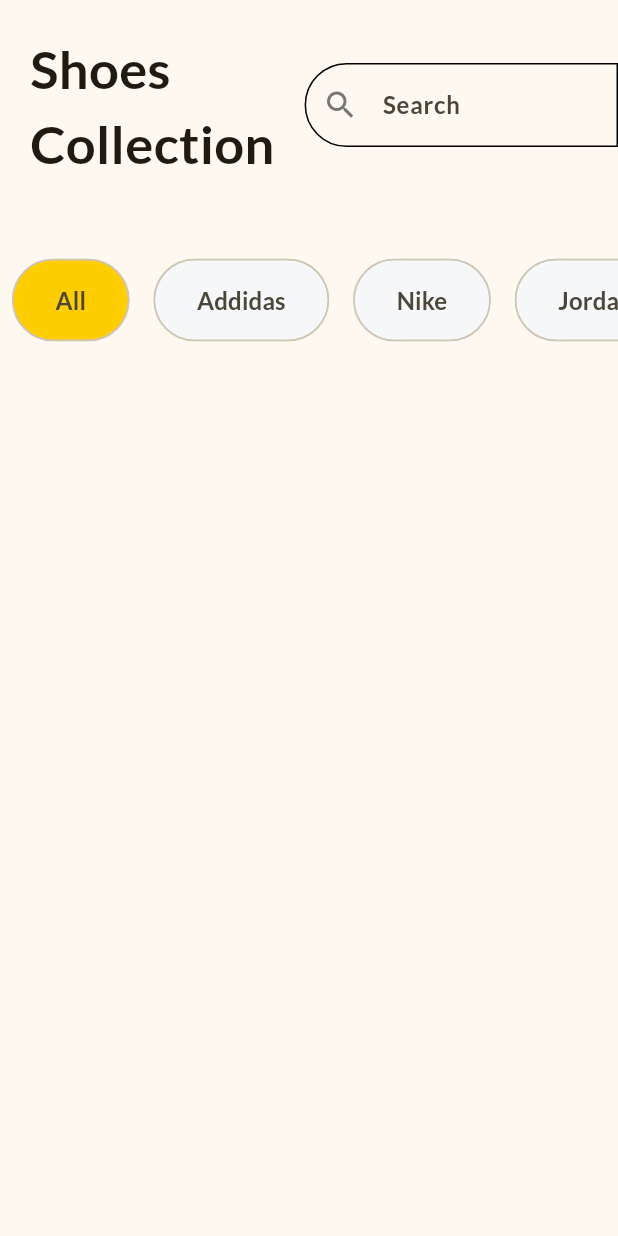
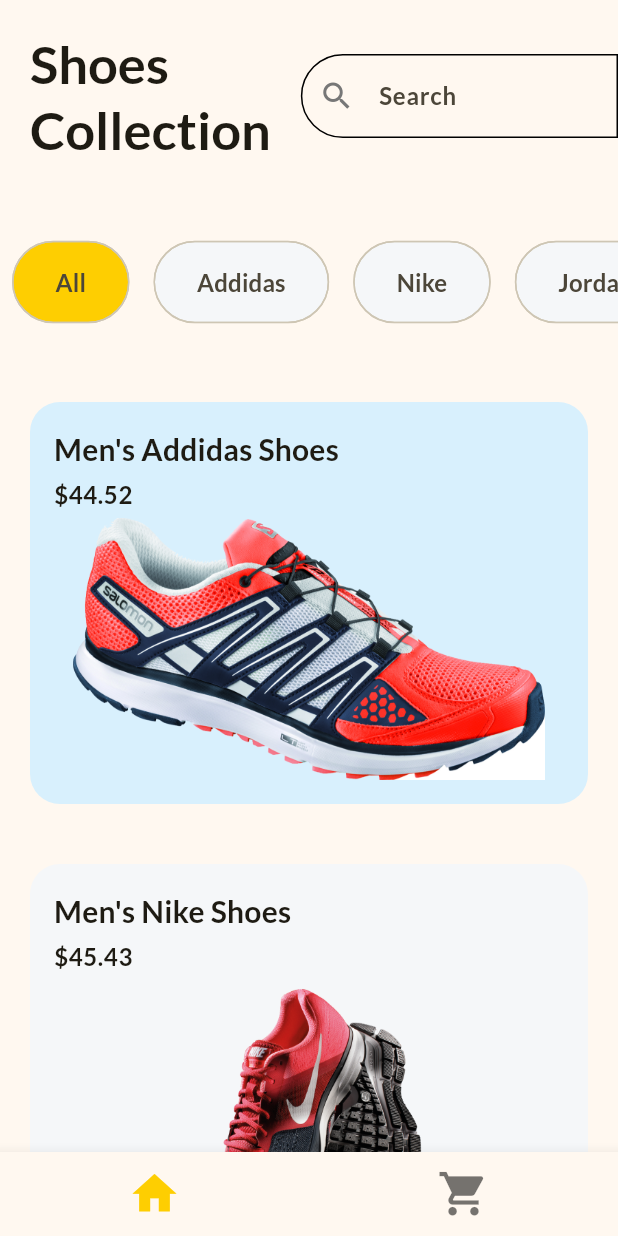
Before and after one commit to Shayan7Khan/Shop-App, a Flutter app: the screen it shows after launch, on a phone screen of 412 x 824 dp. Run offline on Flutter 3.47's test engine with Material 3 defaults, Android fonts, the phone set to English and light mode, and no system bars.

Commit message:
Commit from PC

```diff
--- /dev/null
+++ b/shop_app/lib/global_variables.dart
@@ -0,0 +1,48 @@
+//this contains the global variables in the file. The dummy data which is going to be the list of maps<string,dynamic>, it would contain a list of products and the products are going to be mentioned in the form of maps.
+
+final product = [
+  {
+    'id': '0',
+    'title': 'Men\'s Addidas Shoes',
+    'price': 44.52,
+    //sizes are in list because we would be displaying different sizes to the users.
+    'sizes': [8, 9, 10, 11],
+    'company': 'Addidas',
+    'imageUrl': 'assets/images/shoes_1.png'
+  },
+  {
+    'id': '1',
+    'title': 'Men\'s Nike Shoes',
+    'price': 45.43,
+    'sizes': [8, 9, 10, 11],
+    'company': 'Nike',
+    'imageUrl': 'assets/images/shoes_2.png'
+  },
+  {
+    'id': '2',
+    'title': 'Men\'s Jordan Shoes',
+    'price': 39.76,
+    'sizes': [8, 9, 10, 11],
+    'company': 'Jordan',
+    'imageUrl': 'assets/images/shoes_3.png'
+  },
+  {
+    'id': '3',
+    'title': 'Men\'s Puma Shoes',
+    'price': 34.99,
+    'sizes': [8, 9, 10, 11],
+    'company': 'Puma',
+    'imageUrl': 'assets/images/shoes_4.png'
+  }
+];
+
+final cart = [
+  {
+    'id': '2',
+    'title': 'Jordan Shoes',
+    'price': 39.76,
+    'size': 8,
+    'company': 'Jordan',
+    'imageUrl': 'assets/images/shoes_3.png'
+  }
+];
--- a/shop_app/lib/home_page.dart
+++ b/shop_app/lib/home_page.dart
@@ -1,4 +1,6 @@
 import 'package:flutter/material.dart';
+import 'package:shop_app/cart_page.dart';
+import 'package:shop_app/product_list.dart';
 
 class HomePage extends StatefulWidget {
   const HomePage({super.key});
@@ -8,100 +10,38 @@ class HomePage extends StatefulWidget {
 }
 
 class _HomePageState extends State<HomePage> {
-  final List<String> filters = const ['All', 'Addidas', 'Nike', 'Jordan'];
-  //using this because we are assingning the value late to selectedFilter
-  late String selectedFilter;
+  //to keep the track of screen we are on
+  int currentPage = 0;
 
-  @override
-  void initState() {
-    super.initState();
-    selectedFilter = filters[0];
-  }
+  List<Widget> pages = [ProductList(), CartPage()];
 
   @override
   Widget build(BuildContext context) {
-    const border = OutlineInputBorder(
-      borderSide: BorderSide(
-          // color: Color.fromRGBO(255, 255, 255, 1),
-          ),
-      borderRadius: BorderRadius.horizontal(
-        left: Radius.circular(
-          50,
-        ),
-      ),
-    );
-
     return Scaffold(
-      body: SafeArea(
-        child: Column(
-          children: [
-            Row(
-              children: [
-                Padding(
-                  padding: const EdgeInsets.all(20.0),
-                  child: Text(
-                    'Shoes\nCollection',
-                    style: TextStyle(
-                      fontWeight: FontWeight.bold,
-                      fontSize: 35,
-                    ),
-                  ),
-                ),
-                Expanded(
-                  child: TextField(
-                    decoration: InputDecoration(
-                      hintText: 'Search',
-                      prefixIcon: Icon(Icons.search),
-                      border: border,
-                      enabledBorder: border,
-                      focusedBorder: border,
-                    ),
-                  ),
-                ),
-              ],
+      //indexedStack keeps the track of the screen meaning that if we scroll down and go to cart and come back to the screen again it wont go up instead it would be where we left it.
+      // index keeps the count of current page and children wants a list of widgets which pages is actually. so if index is 0 pages would load the produclist screen if its 1 it will load the cartpage.
+      body: IndexedStack(index: currentPage, children: pages),
+      bottomNavigationBar: BottomNavigationBar(
+          iconSize: 35,
+          //label takes the space in the bottom bar even if we didnt add text there so to eliminate that space we used selectedfontsize and unselected font size to 0.
+          selectedFontSize: 0,
+          unselectedFontSize: 0,
+          onTap: (value) {
+            setState(() {
+              currentPage = value;
+            });
+          },
+          currentIndex: currentPage,
+          items: [
+            BottomNavigationBarItem(
+              icon: Icon(Icons.home),
+              label: '',
             ),
-            SizedBox(
-              height: 120,
-              child: ListView.builder(
-                //giving the count of all the elements inside of the filters.
-                itemCount: filters.length,
-                scrollDirection: Axis.horizontal,
-                itemBuilder: (context, index) {
-                  //stating here that in the filters list take every item on every index and store it in the filter
-                  final filter = filters[index];
-                  //in the chip widget we will be displaying each item stored in the list.
-                  return Padding(
-                    padding: const EdgeInsets.symmetric(horizontal: 8.0),
-                    child: GestureDetector(
-                      onTap: () {
-                        //inorder to show the selected filter as soon as we tap on the filter we have to wrap it up in setstate so that the build function is called again and we should be able to see our changes.
-                        setState(() {
-                          selectedFilter = filter;
-                        });
-                      },
-                      child: Chip(
-                        shape: RoundedRectangleBorder(
-                          borderRadius: BorderRadius.circular(30),
-                        ),
-                        backgroundColor: selectedFilter == filter
-                            ? Theme.of(context).colorScheme.primary
-                            : Color.fromRGBO(245, 247, 249, 1),
-                        label: Text(filter),
-                        labelStyle: TextStyle(
-                          fontSize: 16,
-                          fontWeight: FontWeight.bold,
-                        ),
-                        padding:
-                            EdgeInsets.symmetric(horizontal: 20, vertical: 15),
-                      ),
-                    ),
-                  );
-                },
-              ),
-            )
-          ],
-        ),
-      ),
+            BottomNavigationBarItem(
+              icon: Icon(Icons.shopping_cart),
+              label: '',
+            ),
+          ]),
     );
   }
 }
--- a/shop_app/lib/main.dart
+++ b/shop_app/lib/main.dart
@@ -15,14 +15,33 @@ class MyApp extends StatelessWidget {
       theme: ThemeData(
         fontFamily: 'Lato',
         colorScheme: ColorScheme.fromSeed(
-            seedColor: const Color.fromRGBO(254, 206, 1, 1),
-            primary: const Color.fromRGBO(254, 206, 1, 1)),
+          seedColor: const Color.fromRGBO(254, 206, 1, 1),
+          primary: const Color.fromRGBO(254, 206, 1, 1),
+        ),
+        appBarTheme: AppBarTheme(
+            titleTextStyle: TextStyle(fontSize: 20, color: Colors.black)),
         inputDecorationTheme: InputDecorationTheme(
-            hintStyle: TextStyle(
-              fontWeight: FontWeight.bold,
-              fontSize: 16,
-            ),
-            prefixIconColor: Color.fromRGBO(119, 119, 119, 1)),
+          hintStyle: TextStyle(
+            fontWeight: FontWeight.bold,
+            fontSize: 16,
+          ),
+          prefixIconColor: Color.fromRGBO(119, 119, 119, 1),
+        ),
+        textTheme: TextTheme(
+          titleLarge: TextStyle(
+            fontWeight: FontWeight.bold,
+            fontSize: 35,
+          ),
+          titleMedium: TextStyle(
+            fontWeight: FontWeight.bold,
+            fontSize: 20,
+          ),
+          bodySmall: TextStyle(
+            fontWeight: FontWeight.bold,
+            fontSize: 16,
+          ),
+        ),
+        useMaterial3: true,
       ),
       title: 'Shopping App',
       home: HomePage(),
--- /dev/null
+++ b/shop_app/lib/product_card.dart
@@ -0,0 +1,53 @@
+//inorder to desing the product card we will desing it here in a separate feel to keep the code clean
+
+import 'package:flutter/material.dart';
+
+class ProductCard extends StatelessWidget {
+  final String title;
+  final double price;
+  final String image;
+  final Color backgroundColor;
+  const ProductCard(
+      {super.key,
+      required this.title,
+      required this.price,
+      required this.image,
+      required this.backgroundColor});
+
+  @override
+  Widget build(BuildContext context) {
+    return Container(
+      margin: EdgeInsets.all(20),
+      padding: const EdgeInsets.all(16.0),
+      //we used decoration so that we can use the border property to make our product look good.
+      //also we passed in the color from container to decoration because it was giving us the error, because container with color and box decoration cannot be together, so we shifted the color in box decoration.
+      decoration: BoxDecoration(
+        color: backgroundColor,
+        borderRadius: BorderRadius.circular(20),
+      ),
+
+      child: Column(
+        crossAxisAlignment: CrossAxisAlignment.start,
+        children: [
+          Text(
+            title,
+            style: Theme.of(context).textTheme.titleMedium,
+          ),
+          const SizedBox(
+            height: 5,
+          ),
+          Text('\$$price', style: Theme.of(context).textTheme.bodySmall),
+          const SizedBox(
+            height: 5,
+          ),
+          Center(
+            child: Image.asset(
+              image,
+              height: 175,
+            ),
+          )
+        ],
+      ),
+    );
+  }
+}
--- /dev/null
+++ b/shop_app/lib/product_list.dart
@@ -0,0 +1,138 @@
+import 'package:flutter/material.dart';
+import 'package:shop_app/global_variables.dart';
+import 'package:shop_app/product_card.dart';
+import 'package:shop_app/product_details.dart';
+
+class ProductList extends StatefulWidget {
+  const ProductList({super.key});
+
+  @override
+  State<ProductList> createState() => _ProductListState();
+}
+
+class _ProductListState extends State<ProductList> {
+  final List<String> filters = const [
+    'All',
+    'Addidas',
+    'Nike',
+    'Jordan',
+    'Puma'
+  ];
+  //using this because we are assingning the value late to selectedFilter
+  late String selectedFilter;
+
+  @override
+  void initState() {
+    super.initState();
+    selectedFilter = filters[0];
+  }
+
+  @override
+  Widget build(BuildContext context) {
+    const border = OutlineInputBorder(
+      borderSide: BorderSide(
+          // color: Color.fromRGBO(255, 255, 255, 1),
+          ),
+      borderRadius: BorderRadius.horizontal(
+        left: Radius.circular(
+          50,
+        ),
+      ),
+    );
+
+    return SafeArea(
+      child: Column(
+        children: [
+          Row(
+            children: [
+              Padding(
+                padding: const EdgeInsets.all(20.0),
+                child: Text('Shoes\nCollection',
+                    style: Theme.of(context).textTheme.titleLarge),
+              ),
+              Expanded(
+                child: TextField(
+                  decoration: InputDecoration(
+                    hintText: 'Search',
+                    prefixIcon: Icon(Icons.search),
+                    border: border,
+                    enabledBorder: border,
+                    focusedBorder: border,
+                  ),
+                ),
+              ),
+            ],
+          ),
+          SizedBox(
+            height: 120,
+            child: ListView.builder(
+              //giving the count of all the elements inside of the filters.
+              itemCount: filters.length,
+              scrollDirection: Axis.horizontal,
+              itemBuilder: (context, index) {
+                //stating here that in the filters list take every item on every index and store it in the filter
+                final filter = filters[index];
+                //in the chip widget we will be displaying each item stored in the list.
+                return Padding(
+                  padding: const EdgeInsets.symmetric(horizontal: 8.0),
+                  child: GestureDetector(
+                    onTap: () {
+                      //inorder to show the selected filter as soon as we tap on the filter we have to wrap it up in setstate so that the build function is called again and we should be able to see our changes.
+                      setState(() {
+                        selectedFilter = filter;
+                      });
+                    },
+                    child: Chip(
+                      shape: RoundedRectangleBorder(
+                        borderRadius: BorderRadius.circular(30),
+                      ),
+                      backgroundColor: selectedFilter == filter
+                          ? Theme.of(context).colorScheme.primary
+                          : Color.fromRGBO(245, 247, 249, 1),
+                      label: Text(filter),
+                      labelStyle: TextStyle(
+                        fontSize: 16,
+                        fontWeight: FontWeight.bold,
+                      ),
+                      padding:
+                          EdgeInsets.symmetric(horizontal: 20, vertical: 15),
+                    ),
+                  ),
+                );
+              },
+            ),
+          ),
+          Expanded(
+            child: ListView.builder(
+              itemCount: product.length,
+              itemBuilder: (context, index) {
+                //to get the product at each particular index
+                final products = product[index];
+
+                return GestureDetector(
+                  onTap: () {
+                    Navigator.of(context)
+                        .push(MaterialPageRoute(builder: (context) {
+                      return ProductDetails(product: products);
+                    }));
+                  },
+                  child: ProductCard(
+                    //we used as String overhere because in global variables its defined as String,object so it thinks its a object not a particular value so we need to tell it that we are sure its a string
+                    title: products['title'] as String,
+                    price: products['price'] as double,
+                    image: products['imageUrl'] as String,
+
+                    //we did this in order to make our app look attractive so what we did is that we told the flutter that if the product is being showcased on even index so make the color of that particular container light blueish else make it white.
+                    backgroundColor: index.isEven
+                        ? const Color.fromRGBO(216, 240, 253, 1)
+                        : const Color.fromRGBO(245, 247, 249, 1),
+                  ),
+                );
+              },
+            ),
+          )
+        ],
+      ),
+    );
+  }
+}
```
Also changed, not shown: shop_app/lib/cart_page.dart (added, +14 -0 lines), shop_app/lib/product_details.dart (added, +106 -0 lines), shop_app/pubspec.yaml (+5 -3 lines), shop_app/assets/images/shoes_1.png (added), shop_app/assets/images/shoes_2.png (added), shop_app/assets/images/shoes_3.png (added), 1 other file.
